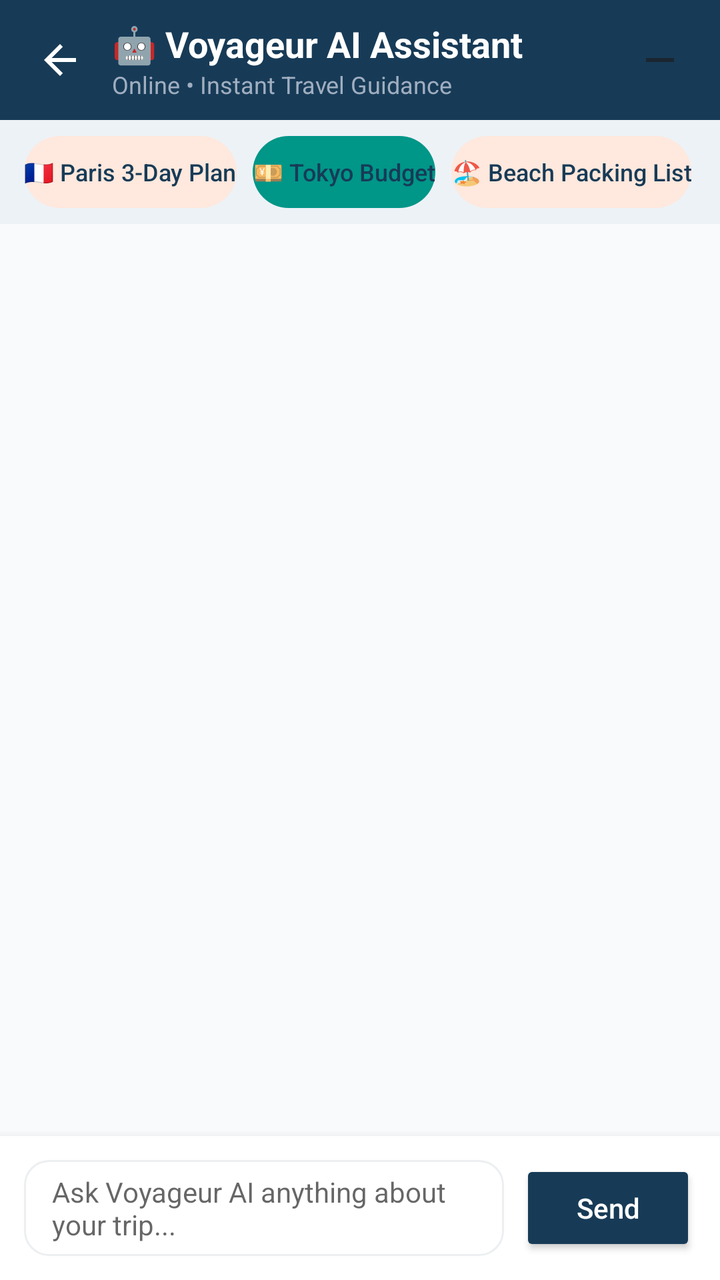
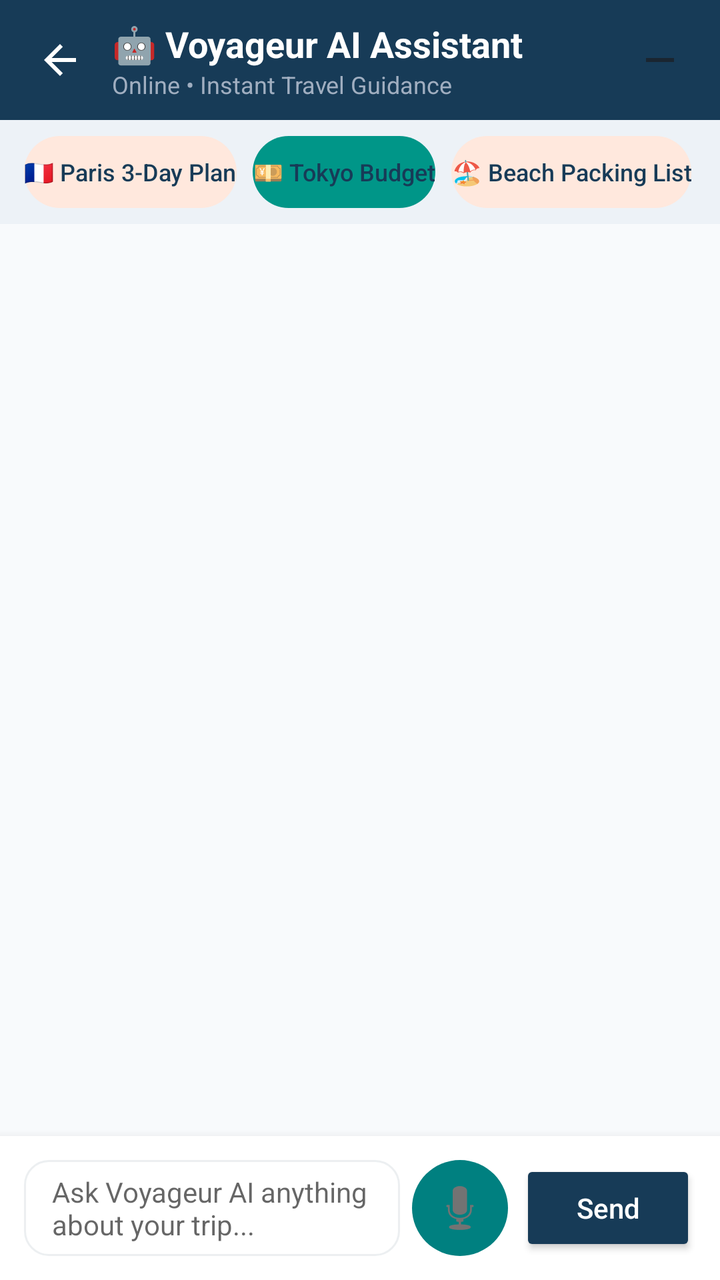

The first picture is an Android layout as it rendered before a commit; the second is the same layout after the commit. The layout source and the unified diff follow.
<!-- AndroidManifest.xml: application theme Theme.AppCompat.Light.NoActionBar -->
<!-- res/layout/activity_chatbot.xml -->
<?xml version="1.0" encoding="utf-8"?>
<LinearLayout xmlns:android="http://schemas.android.com/apk/res/android"
    android:layout_width="match_parent"
    android:layout_height="match_parent"
    android:background="#F8FAFC"
    android:orientation="vertical">

    
    <LinearLayout
        android:layout_width="match_parent"
        android:layout_height="60dp"
        android:background="#173B57"
        android:gravity="center_vertical"
        android:orientation="horizontal"
        android:paddingStart="12dp"
        android:paddingEnd="12dp">

        <ImageView
            android:id="@+id/btnBack"
            android:layout_width="36dp"
            android:layout_height="36dp"
            android:background="?attr/selectableItemBackgroundBorderless"
            android:clickable="true"
            android:contentDescription="Back"
            android:focusable="true"
            android:padding="6dp"
            android:src="@drawable/ic_back_white" />

        <LinearLayout
            android:layout_width="0dp"
            android:layout_height="wrap_content"
            android:layout_marginStart="8dp"
            android:layout_weight="1"
            android:orientation="vertical">

            <TextView
                android:layout_width="wrap_content"
                android:layout_height="wrap_content"
                android:text="🤖 Voyageur AI Assistant"
                android:textColor="#FFFFFF"
                android:textSize="18sp"
                android:textStyle="bold" />

            <TextView
                android:layout_width="wrap_content"
                android:layout_height="wrap_content"
                android:text="Online • Instant Travel Guidance"
                android:textColor="#A0AEC0"
                android:textSize="12sp" />

        </LinearLayout>

        <ImageView
            android:id="@+id/btnClearChat"
            android:layout_width="36dp"
            android:layout_height="36dp"
            android:background="?attr/selectableItemBackgroundBorderless"
            android:clickable="true"
            android:contentDescription="Clear Chat"
            android:focusable="true"
            android:padding="6dp"
            android:src="@drawable/ic_remove" />

    </LinearLayout>

    
    <HorizontalScrollView
        android:layout_width="match_parent"
        android:layout_height="wrap_content"
        android:background="#EDF2F7"
        android:paddingStart="12dp"
        android:paddingTop="8dp"
        android:paddingEnd="12dp"
        android:paddingBottom="8dp"
        android:scrollbars="none">

        <LinearLayout
            android:layout_width="wrap_content"
            android:layout_height="wrap_content"
            android:orientation="horizontal">

            <Button
                android:id="@+id/chipParisItinerary"
                style="?android:attr/borderlessButtonStyle"
                android:layout_width="wrap_content"
                android:layout_height="36dp"
                android:layout_marginEnd="8dp"
                android:background="@drawable/bg_pill_orange_soft"
                android:text="🇫🇷 Paris 3-Day Plan"
                android:textAllCaps="false"
                android:textColor="#173B57"
                android:textSize="12sp" />

            <Button
                android:id="@+id/chipTokyoBudget"
                style="?android:attr/borderlessButtonStyle"
                android:layout_width="wrap_content"
                android:layout_height="36dp"
                android:layout_marginEnd="8dp"
                android:background="@drawable/bg_pill_teal"
                android:text="💴 Tokyo Budget"
                android:textAllCaps="false"
                android:textColor="#173B57"
                android:textSize="12sp" />

            <Button
                android:id="@+id/chipBeachPacking"
                style="?android:attr/borderlessButtonStyle"
                android:layout_width="wrap_content"
                android:layout_height="36dp"
                android:layout_marginEnd="8dp"
                android:background="@drawable/bg_pill_orange_soft"
                android:text="🏖️ Beach Packing List"
                android:textAllCaps="false"
                android:textColor="#173B57"
                android:textSize="12sp" />

            <Button
                android:id="@+id/chipSafetyTips"
                style="?android:attr/borderlessButtonStyle"
                android:layout_width="wrap_content"
                android:layout_height="36dp"
                android:background="@drawable/bg_pill_teal"
                android:text="🛡️ Travel Safety Tips"
                android:textAllCaps="false"
                android:textColor="#173B57"
                android:textSize="12sp" />

        </LinearLayout>

    </HorizontalScrollView>

    
    <androidx.recyclerview.widget.RecyclerView
        android:id="@+id/rvChatMessages"
        android:layout_width="match_parent"
        android:layout_height="0dp"
        android:layout_weight="1"
        android:clipToPadding="false"
        android:paddingTop="8dp"
        android:paddingBottom="8dp" />

    
    <TextView
        android:id="@+id/tvTypingStatus"
        android:layout_width="match_parent"
        android:layout_height="wrap_content"
        android:background="#F1F5F9"
        android:paddingStart="16dp"
        android:paddingTop="4dp"
        android:paddingBottom="4dp"
        android:text="Voyageur AI is typing..."
        android:textColor="#64748B"
        android:textSize="12sp"
        android:textStyle="italic"
        android:visibility="gone" />

    
    <LinearLayout
        android:layout_width="match_parent"
        android:layout_height="wrap_content"
        android:background="#FFFFFF"
        android:elevation="8dp"
        android:gravity="center_vertical"
        android:orientation="horizontal"
        android:padding="12dp">

        <EditText
            android:id="@+id/etChatMessage"
            android:layout_width="0dp"
            android:layout_height="48dp"
            android:layout_weight="1"
            android:background="@drawable/bg_edittext"
            android:hint="Ask Voyageur AI anything about your trip..."
            android:inputType="textCapSentences|textMultiLine"
            android:maxLines="3"
            android:paddingStart="14dp"
            android:paddingEnd="14dp"
            android:textColor="#1E293B"
            android:textSize="14sp" />

        <Button
            android:id="@+id/btnSend"
            android:layout_width="wrap_content"
            android:layout_height="48dp"
            android:layout_marginStart="8dp"
            android:backgroundTint="#173B57"
            android:text="Send"
            android:textAllCaps="false"
            android:textColor="#FFFFFF" />

    </LinearLayout>

</LinearLayout>
<!-- resources referenced by this layout -->
<resources>
  <!-- drawable bg_edittext (drawable) -->
  <?xml version="1.0" encoding="utf-8"?>
  <shape xmlns:android="http://schemas.android.com/apk/res/android" android:shape="rectangle">
      <solid android:color="@color/white" />
      <stroke android:width="1dp" android:color="@color/divider" />
      <corners android:radius="12dp" />
  </shape>
  <!-- drawable bg_pill_orange_soft (drawable) -->
  <?xml version="1.0" encoding="utf-8"?>
  <shape xmlns:android="http://schemas.android.com/apk/res/android" android:shape="rectangle">
      <solid android:color="#FFE8DD" />
      <corners android:radius="20dp" />
  </shape>
  <!-- drawable bg_pill_teal (drawable) -->
  <?xml version="1.0" encoding="utf-8"?>
  <shape xmlns:android="http://schemas.android.com/apk/res/android" android:shape="rectangle">
      <solid android:color="@color/teal" />
      <corners android:radius="20dp" />
  </shape>
  <!-- drawable ic_back_white (drawable) -->
  <vector xmlns:android="http://schemas.android.com/apk/res/android"
      android:width="24dp" android:height="24dp" android:viewportWidth="24" android:viewportHeight="24">
      <path android:fillColor="#FFFFFF"
          android:pathData="M20,11H7.83l5.59,-5.59L12,4l-8,8 8,8 1.41,-1.41L7.83,13H20z"/>
  </vector>
  <!-- drawable ic_remove (drawable) -->
  <vector xmlns:android="http://schemas.android.com/apk/res/android"
      android:width="24dp" android:height="24dp" android:viewportWidth="24" android:viewportHeight="24">
      <path android:fillColor="@color/text_primary" android:pathData="M19,13H5v-2h14v2z"/>
  </vector>
  <color name="white">#FFFFFF</color>
  <color name="divider">#ECEFF1</color>
  <color name="teal">#009688</color>
  <color name="text_primary">#1A2530</color>
</resources>

<!-- the commit's change to res/layout/activity_chatbot.xml (unified diff, before → after) -->
@@ -179,11 +179,21 @@
             android:textColor="#1E293B"
             android:textSize="14sp" />
 
+        <ImageButton
+            android:id="@+id/btnVoiceMic"
+            android:layout_width="48dp"
+            android:layout_height="48dp"
+            android:layout_marginStart="6dp"
+            android:background="@drawable/circle_white_card"
+            android:backgroundTint="#008080"
+            android:contentDescription="Voice Input"
+            android:src="@android:drawable/ic_btn_speak_now" />
+
         <Button
             android:id="@+id/btnSend"
             android:layout_width="wrap_content"
             android:layout_height="48dp"
-            android:layout_marginStart="8dp"
+            android:layout_marginStart="6dp"
             android:backgroundTint="#173B57"
             android:text="Send"
             android:textAllCaps="false"
<!-- resource entries referenced after the edit -->
@@ -19,6 +19,12 @@
       <solid android:color="@color/teal" />
       <corners android:radius="20dp" />
   </shape>
+  <!-- drawable circle_white_card (drawable) -->
+  <?xml version="1.0" encoding="utf-8"?>
+  <shape xmlns:android="http://schemas.android.com/apk/res/android"
+      android:shape="oval">
+      <solid android:color="@color/white" />
+  </shape>
   <!-- drawable ic_back_white (drawable) -->
   <vector xmlns:android="http://schemas.android.com/apk/res/android"
       android:width="24dp" android:height="24dp" android:viewportWidth="24" android:viewportHeight="24">
